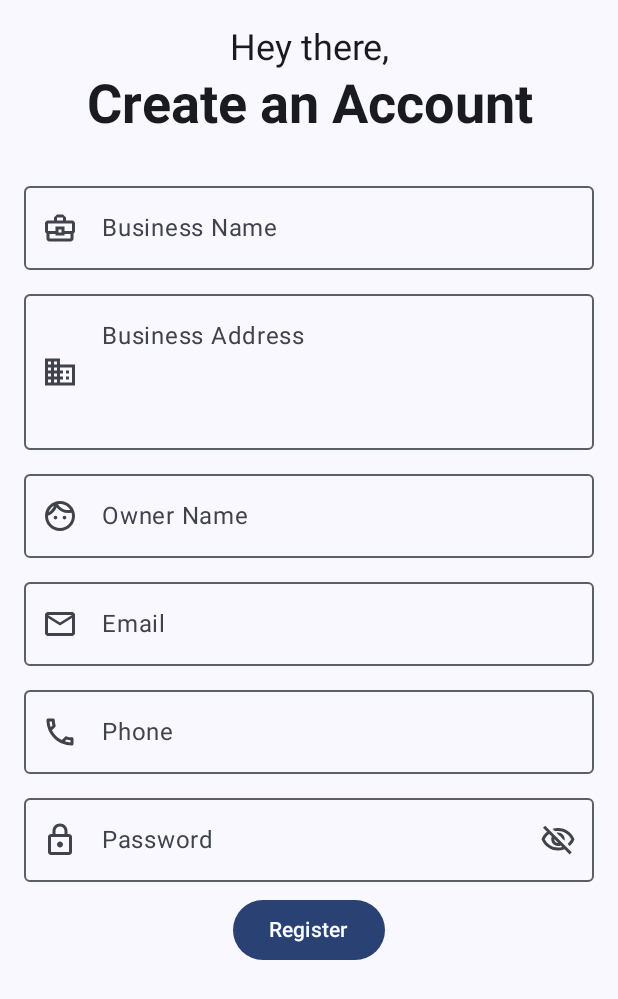
After one commit to highkraken/college-project, an Android app built with Jetpack Compose: the composable SignUpScreen shown on its own in the app's theme, on a phone screen of 412 x 824 dp. The commit adds this screen. Shown: the top 999 px of the screen. Run offline under Robolectric (Android 15) with nearby library versions, the phone set to English and light mode, and no system bars.

Commit message:
Add SignUpScreen and other components

```diff
--- a/app/build.gradle.kts
+++ b/app/build.gradle.kts
@@ -59,6 +59,7 @@ dependencies {
     implementation("androidx.compose.ui:ui-graphics")
     implementation("androidx.compose.ui:ui-tooling-preview")
     implementation("androidx.compose.material3:material3")
+    implementation("androidx.compose.material:material-icons-extended:1.6.0")
     testImplementation("junit:junit:4.13.2")
     androidTestImplementation("androidx.test.ext:junit:1.1.5")
     androidTestImplementation("androidx.test.espresso:espresso-core:3.5.1")
--- /dev/null
+++ b/app/src/main/java/com/example/collegeproject/app/BillOrganizerApp.kt
@@ -0,0 +1,20 @@
+package com.example.collegeproject.app
+
+import android.content.res.Resources.Theme
+import androidx.compose.foundation.layout.fillMaxSize
+import androidx.compose.material3.MaterialTheme
+import androidx.compose.material3.Surface
+import androidx.compose.runtime.Composable
+import androidx.compose.ui.Modifier
+import androidx.compose.ui.graphics.Color
+
+@Composable
+fun BillOrganizerApp() {
+    Surface(
+        modifier = Modifier
+            .fillMaxSize(),
+        color = MaterialTheme.colorScheme.background
+    ) {
+
+    }
+}
--- /dev/null
+++ b/app/src/main/java/com/example/collegeproject/components/HeaderTextComp.kt
@@ -0,0 +1,23 @@
+package com.example.collegeproject.components
+
+import androidx.compose.foundation.layout.fillMaxWidth
+import androidx.compose.material3.Text
+import androidx.compose.runtime.Composable
+import androidx.compose.ui.Modifier
+import androidx.compose.ui.text.font.FontWeight
+import androidx.compose.ui.text.style.TextAlign
+import com.example.collegeproject.ui.theme.Typography
+
+@Composable
+fun HeaderTextComp(
+    text: String,
+    modifier: Modifier = Modifier
+) {
+    Text(
+        text = text,
+        modifier = modifier
+            .fillMaxWidth(),
+        style = Typography.displaySmall.copy(fontWeight = FontWeight.Bold),
+        textAlign = TextAlign.Center
+    )
+}
--- /dev/null
+++ b/app/src/main/java/com/example/collegeproject/components/NormalText.kt
@@ -0,0 +1,29 @@
+package com.example.collegeproject.components
+
+import androidx.compose.foundation.layout.fillMaxWidth
+import androidx.compose.foundation.layout.heightIn
+import androidx.compose.material3.MaterialTheme
+import androidx.compose.material3.Text
+import androidx.compose.runtime.Composable
+import androidx.compose.ui.Modifier
+import androidx.compose.ui.text.TextStyle
+import androidx.compose.ui.text.font.FontStyle
+import androidx.compose.ui.text.font.FontWeight
+import androidx.compose.ui.text.style.TextAlign
+import androidx.compose.ui.unit.dp
+import androidx.compose.ui.unit.sp
+import com.example.collegeproject.ui.theme.Typography
+
+@Composable
+fun NormalTextComp(
+    text: String,
+    modifier: Modifier = Modifier
+) {
+    Text(
+        text = text,
+        modifier = modifier
+            .fillMaxWidth(),
+        style = Typography.headlineSmall,
+        textAlign = TextAlign.Center
+    )
+}
--- /dev/null
+++ b/app/src/main/java/com/example/collegeproject/components/PasswordTextFieldComp.kt
@@ -0,0 +1,77 @@
+package com.example.collegeproject.components
+
+
+import androidx.compose.foundation.layout.fillMaxWidth
+import androidx.compose.foundation.layout.padding
+import androidx.compose.foundation.text.KeyboardOptions
+import androidx.compose.material.icons.Icons
+import androidx.compose.material.icons.outlined.Visibility
+import androidx.compose.material.icons.outlined.VisibilityOff
+import androidx.compose.material3.Icon
+import androidx.compose.material3.IconButton
+import androidx.compose.material3.OutlinedTextField
+import androidx.compose.material3.Text
+import androidx.compose.runtime.Composable
+import androidx.compose.runtime.getValue
+import androidx.compose.runtime.mutableStateOf
+import androidx.compose.runtime.saveable.rememberSaveable
+import androidx.compose.runtime.setValue
+import androidx.compose.ui.Modifier
+import androidx.compose.ui.res.painterResource
+import androidx.compose.ui.res.stringResource
+import androidx.compose.ui.text.input.KeyboardType
+import androidx.compose.ui.text.input.PasswordVisualTransformation
+import androidx.compose.ui.text.input.VisualTransformation
+import androidx.compose.ui.unit.dp
+import com.example.collegeproject.R
+
+@Composable
+fun PasswordTextFieldComp(
+    modifier: Modifier = Modifier,
+    keyboardOptions: KeyboardOptions = KeyboardOptions(keyboardType = KeyboardType.Password),
+) {
+    var password by rememberSaveable {
+        mutableStateOf("")
+    }
+
+    var passwordVisibility by rememberSaveable {
+        mutableStateOf(false)
+    }
+
+    OutlinedTextField(
+        modifier = modifier
+            .fillMaxWidth()
+            .padding(top = 8.dp),
+        value = password,
+        onValueChange = {
+            password = it
+        },
+        label = { Text(text = stringResource(id = R.string.password)) },
+        keyboardOptions = keyboardOptions,
+        singleLine = true,
+        visualTransformation = if (passwordVisibility) VisualTransformation.None else PasswordVisualTransformation(),
+        leadingIcon = {
+            Icon(
+                painter = painterResource(id = R.drawable.icon_password),
+                contentDescription = null
+            )
+        },
+        trailingIcon = {
+            val image =
+                if (passwordVisibility)
+                    Icons.Outlined.Visibility
+                else
+                    Icons.Outlined.VisibilityOff
+
+            val description =
+                if (passwordVisibility)
+                    "Hide password"
+                else
+                    "Show password"
+
+            IconButton(onClick = { passwordVisibility = !passwordVisibility }) {
+                Icon(imageVector = image, description)
+            }
+        }
+    )
+}
--- /dev/null
+++ b/app/src/main/java/com/example/collegeproject/components/PrimaryButtonComp.kt
@@ -0,0 +1,20 @@
+package com.example.collegeproject.components
+
+import androidx.compose.material3.Button
+import androidx.compose.material3.Text
+import androidx.compose.runtime.Composable
+import androidx.compose.ui.Modifier
+
+@Composable
+fun PrimaryButtonComp(
+    modifier: Modifier = Modifier,
+    text: String,
+    onClick: () -> Unit
+) {
+    Button(
+        modifier = modifier,
+        onClick = onClick
+    ) {
+        Text(text = text)
+    }
+}
--- /dev/null
+++ b/app/src/main/java/com/example/collegeproject/components/TextFieldComp.kt
@@ -0,0 +1,48 @@
+package com.example.collegeproject.components
+
+import androidx.compose.foundation.layout.fillMaxWidth
+import androidx.compose.foundation.layout.padding
+import androidx.compose.foundation.text.KeyboardOptions
+import androidx.compose.material3.Icon
+import androidx.compose.material3.OutlinedTextField
+import androidx.compose.material3.Text
+import androidx.compose.runtime.Composable
+import androidx.compose.runtime.getValue
+import androidx.compose.runtime.mutableStateOf
+import androidx.compose.runtime.saveable.rememberSaveable
+import androidx.compose.runtime.setValue
+import androidx.compose.ui.Modifier
+import androidx.compose.ui.graphics.painter.Painter
+import androidx.compose.ui.text.input.KeyboardType
+import androidx.compose.ui.unit.dp
+
+@Composable
+fun TextFieldComp(
+    modifier: Modifier = Modifier,
+    labelText: String,
+    keyboardOptions: KeyboardOptions = KeyboardOptions(keyboardType = KeyboardType.Text),
+    maxLines: Int = 1,
+    minLines: Int = 1,
+    maxLength: Int = Int.MAX_VALUE,
+    leadingIcon: Painter
+) {
+    var textInput by rememberSaveable {
+        mutableStateOf("")
+    }
+
+    OutlinedTextField(
+        modifier = modifier
+            .fillMaxWidth()
+            .padding(top = 8.dp),
+        value = textInput,
+        onValueChange = {
+            if (it.length <= maxLength) textInput = it
+        },
+        label = { Text(text = labelText) },
+        keyboardOptions = keyboardOptions,
+        singleLine = minLines == 1,
+        maxLines = maxLines,
+        minLines = minLines,
+        leadingIcon = { Icon(painter = leadingIcon, contentDescription = null) }
+    )
+}
--- /dev/null
+++ b/app/src/main/java/com/example/collegeproject/screens/SignUpScreen.kt
@@ -0,0 +1,92 @@
+package com.example.collegeproject.screens
+
+import android.util.Log
+import android.widget.Toast
+import androidx.compose.foundation.background
+import androidx.compose.foundation.layout.Column
+import androidx.compose.foundation.layout.Spacer
+import androidx.compose.foundation.layout.fillMaxSize
+import androidx.compose.foundation.layout.height
+import androidx.compose.foundation.layout.padding
+import androidx.compose.foundation.text.KeyboardOptions
+import androidx.compose.material3.MaterialTheme
+import androidx.compose.runtime.Composable
+import androidx.compose.ui.Alignment
+import androidx.compose.ui.Modifier
+import androidx.compose.ui.res.painterResource
+import androidx.compose.ui.res.stringResource
+import androidx.compose.ui.text.input.KeyboardType
+import androidx.compose.ui.tooling.preview.Preview
+import androidx.compose.ui.unit.dp
+import com.example.collegeproject.R
+import com.example.collegeproject.components.HeaderTextComp
+import com.example.collegeproject.components.NormalTextComp
+import com.example.collegeproject.components.PasswordTextFieldComp
+import com.example.collegeproject.components.PrimaryButtonComp
+import com.example.collegeproject.components.TextFieldComp
+
+@Composable
+fun SignUpScreen(
+    modifier: Modifier = Modifier,
+) {
+    Column(
+        modifier = modifier
+            .fillMaxSize()
+            .background(color = MaterialTheme.colorScheme.background)
+            .padding(16.dp)
+    ) {
+        NormalTextComp(text = stringResource(id = R.string.hey_there))
+        HeaderTextComp(text = stringResource(id = R.string.create_an_account))
+        Spacer(modifier = Modifier.height(16.dp))
+        TextFieldComp(
+            labelText = stringResource(id = R.string.business_name),
+            leadingIcon = painterResource(
+                id = R.drawable.icon_business_name
+            )
+        )
+        TextFieldComp(
+            labelText = stringResource(id = R.string.business_address),
+            minLines = 3,
+            maxLines = 5,
+            leadingIcon = painterResource(
+                id = R.drawable.icon_business_address
+            )
+        )
+        TextFieldComp(
+            labelText = stringResource(id = R.string.owner_name),
+            leadingIcon = painterResource(
+                id = R.drawable.icon_owner_name
+            )
+        )
+        TextFieldComp(
+            labelText = stringResource(id = R.string.email),
+            keyboardOptions = KeyboardOptions(keyboardType = KeyboardType.Email),
+            leadingIcon = painterResource(
+                id = R.drawable.icon_email
+            )
+        )
+        TextFieldComp(
+            labelText = stringResource(id = R.string.phone),
+            keyboardOptions = KeyboardOptions(keyboardType = KeyboardType.Phone),
+            maxLength = 10,
+            leadingIcon = painterResource(
+                id = R.drawable.icon_phone
+            )
+        )
+        PasswordTextFieldComp()
+        PrimaryButtonComp(
+            modifier = Modifier
+                .padding(top = 8.dp)
+                .align(Alignment.CenterHorizontally),
+            text = stringResource(id = R.string.register)
+        ) {
+            Log.d("SignUpScreen", "Register Clicked")
+        }
+    }
+}
+
+@Preview
+@Composable
+fun SignUpScreenPreview() {
+    SignUpScreen()
+}
--- /dev/null
+++ b/app/src/main/java/com/example/collegeproject/utils/PreferencesManager.kt
@@ -0,0 +1,19 @@
+package com.example.collegeproject.utils
+
+import android.content.Context
+import android.content.SharedPreferences
+
+class PreferencesManager(context: Context) {
+    private val sharedPreferences: SharedPreferences =
+        context.getSharedPreferences("MyPrefs", Context.MODE_PRIVATE)
+
+    fun saveData(key: String, value: String) {
+        val editor = sharedPreferences.edit()
+        editor.putString(key, value)
+        editor.apply()
+    }
+
+    fun getData(key: String, defaultValue: String): String {
+        return sharedPreferences.getString(key, defaultValue) ?: defaultValue
+    }
+}
--- /dev/null
+++ b/app/src/main/java/com/example/collegeproject/utils/SharedPrefConstants.kt
@@ -0,0 +1,12 @@
+package com.example.collegeproject.utils
+
+enum class SharedPrefConstants(val key: String) {
+    USERNAME("username"),
+    PASSWORD("password"),
+    NAME("name"),
+    USER_ID("uid"),
+    BUSINESS_NAME("business_name"),
+    BUSINESS_ADDRESS("business_address"),
+    OWNER_NAME("owner_name"),
+    PHONE("phone");
+}
--- /dev/null
+++ b/app/src/main/res/drawable/icon_business_address.xml
@@ -0,0 +1,5 @@
+<vector android:height="24dp" android:tint="#000000"
+    android:viewportHeight="24" android:viewportWidth="24"
+    android:width="24dp" xmlns:android="http://schemas.android.com/apk/res/android">
+    <path android:fillColor="@android:color/white" android:pathData="M12,7L12,3L2,3v18h20L22,7L12,7zM6,19L4,19v-2h2v2zM6,15L4,15v-2h2v2zM6,11L4,11L4,9h2v2zM6,7L4,7L4,5h2v2zM10,19L8,19v-2h2v2zM10,15L8,15v-2h2v2zM10,11L8,11L8,9h2v2zM10,7L8,7L8,5h2v2zM20,19h-8v-2h2v-2h-2v-2h2v-2h-2L12,9h8v10zM18,11h-2v2h2v-2zM18,15h-2v2h2v-2z"/>
+</vector>
--- /dev/null
+++ b/app/src/main/res/drawable/icon_business_name.xml
@@ -0,0 +1,5 @@
+<vector android:height="24dp" android:tint="#000000"
+    android:viewportHeight="24" android:viewportWidth="24"
+    android:width="24dp" xmlns:android="http://schemas.android.com/apk/res/android">
+    <path android:fillColor="@android:color/white" android:pathData="M20,7h-4L16,5l-2,-2h-4L8,5v2L4,7c-1.1,0 -2,0.9 -2,2v5c0,0.75 0.4,1.38 1,1.73L3,19c0,1.11 0.89,2 2,2h14c1.11,0 2,-0.89 2,-2v-3.28c0.59,-0.35 1,-0.99 1,-1.72L22,9c0,-1.1 -0.9,-2 -2,-2zM10,5h4v2h-4L10,5zM4,9h16v5h-5v-3L9,11v3L4,14L4,9zM13,15h-2v-2h2v2zM19,19L5,19v-3h4v1h6v-1h4v3z"/>
+</vector>
--- /dev/null
+++ b/app/src/main/res/drawable/icon_email.xml
@@ -0,0 +1,5 @@
+<vector android:height="24dp" android:tint="#000000"
+    android:viewportHeight="24" android:viewportWidth="24"
+    android:width="24dp" xmlns:android="http://schemas.android.com/apk/res/android">
+    <path android:fillColor="@android:color/white" android:pathData="M22,6c0,-1.1 -0.9,-2 -2,-2L4,4c-1.1,0 -2,0.9 -2,2v12c0,1.1 0.9,2 2,2h16c1.1,0 2,-0.9 2,-2L22,6zM20,6l-8,5 -8,-5h16zM20,18L4,18L4,8l8,5 8,-5v10z"/>
+</vector>
--- /dev/null
+++ b/app/src/main/res/drawable/icon_owner_name.xml
@@ -0,0 +1,5 @@
+<vector android:height="24dp" android:tint="#000000"
+    android:viewportHeight="24" android:viewportWidth="24"
+    android:width="24dp" xmlns:android="http://schemas.android.com/apk/res/android">
+    <path android:fillColor="@android:color/white" android:pathData="M10.25,13c0,0.69 -0.56,1.25 -1.25,1.25S7.75,13.69 7.75,13s0.56,-1.25 1.25,-1.25 1.25,0.56 1.25,1.25zM15,11.75c-0.69,0 -1.25,0.56 -1.25,1.25s0.56,1.25 1.25,1.25 1.25,-0.56 1.25,-1.25 -0.56,-1.25 -1.25,-1.25zM22,12c0,5.52 -4.48,10 -10,10S2,17.52 2,12 6.48,2 12,2s10,4.48 10,10zM10.66,4.12C12.06,6.44 14.6,8 17.5,8c0.46,0 0.91,-0.05 1.34,-0.12C17.44,5.56 14.9,4 12,4c-0.46,0 -0.91,0.05 -1.34,0.12zM4.42,9.47c1.71,-0.97 3.03,-2.55 3.66,-4.44C6.37,6 5.05,7.58 4.42,9.47zM20,12c0,-0.78 -0.12,-1.53 -0.33,-2.24 -0.7,0.15 -1.42,0.24 -2.17,0.24 -3.13,0 -5.92,-1.44 -7.76,-3.69C8.69,8.87 6.6,10.88 4,11.86c0.01,0.04 0,0.09 0,0.14 0,4.41 3.59,8 8,8s8,-3.59 8,-8z"/>
+</vector>
--- /dev/null
+++ b/app/src/main/res/drawable/icon_password.xml
@@ -0,0 +1,5 @@
+<vector android:height="24dp" android:tint="#000000"
+    android:viewportHeight="24" android:viewportWidth="24"
+    android:width="24dp" xmlns:android="http://schemas.android.com/apk/res/android">
+    <path android:fillColor="@android:color/white" android:pathData="M18,8h-1L17,6c0,-2.76 -2.24,-5 -5,-5S7,3.24 7,6v2L6,8c-1.1,0 -2,0.9 -2,2v10c0,1.1 0.9,2 2,2h12c1.1,0 2,-0.9 2,-2L20,10c0,-1.1 -0.9,-2 -2,-2zM9,6c0,-1.66 1.34,-3 3,-3s3,1.34 3,3v2L9,8L9,6zM18,20L6,20L6,10h12v10zM12,17c1.1,0 2,-0.9 2,-2s-0.9,-2 -2,-2 -2,0.9 -2,2 0.9,2 2,2z"/>
+</vector>
--- /dev/null
+++ b/app/src/main/res/drawable/icon_phone.xml
@@ -0,0 +1,5 @@
+<vector android:height="24dp" android:tint="#000000"
+    android:viewportHeight="24" android:viewportWidth="24"
+    android:width="24dp" xmlns:android="http://schemas.android.com/apk/res/android">
+    <path android:fillColor="@android:color/white" android:pathData="M6.54,5c0.06,0.89 0.21,1.76 0.45,2.59l-1.2,1.2c-0.41,-1.2 -0.67,-2.47 -0.76,-3.79h1.51m9.86,12.02c0.85,0.24 1.72,0.39 2.6,0.45v1.49c-1.32,-0.09 -2.59,-0.35 -3.8,-0.75l1.2,-1.19M7.5,3H4c-0.55,0 -1,0.45 -1,1 0,9.39 7.61,17 17,17 0.55,0 1,-0.45 1,-1v-3.49c0,-0.55 -0.45,-1 -1,-1 -1.24,0 -2.45,-0.2 -3.57,-0.57 -0.1,-0.04 -0.21,-0.05 -0.31,-0.05 -0.26,0 -0.51,0.1 -0.71,0.29l-2.2,2.2c-2.83,-1.45 -5.15,-3.76 -6.59,-6.59l2.2,-2.2c0.28,-0.28 0.36,-0.67 0.25,-1.02C8.7,6.45 8.5,5.25 8.5,4c0,-0.55 -0.45,-1 -1,-1z"/>
+</vector>
--- /dev/null
+++ b/app/src/main/res/drawable/none.xml
@@ -0,0 +1,4 @@
+<?xml version="1.0" encoding="utf-8"?>
+<selector xmlns:android="http://schemas.android.com/apk/res/android">
+
+</selector>
--- a/app/src/main/res/values/strings.xml
+++ b/app/src/main/res/values/strings.xml
@@ -1,3 +1,13 @@
 <resources>
     <string name="app_name">CollegeProject</string>
+    <string name="hey_there">Hey there,</string>
+    <string name="create_an_account">Create an Account</string>
+    <string name="welcome_back">Welcome Back</string>
+    <string name="business_name">Business Name</string>
+    <string name="business_address">Business Address</string>
+    <string name="owner_name">Owner Name</string>
+    <string name="email">Email</string>
+    <string name="phone">Phone</string>
+    <string name="password">Password</string>
+    <string name="register">Register</string>
 </resources>
```
